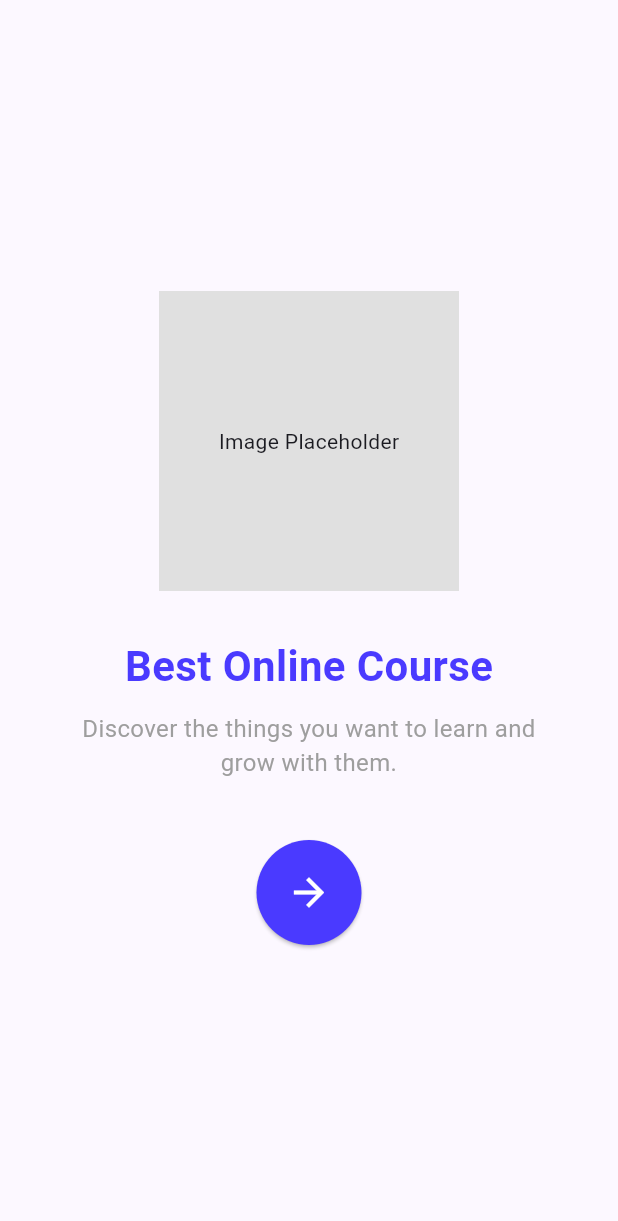
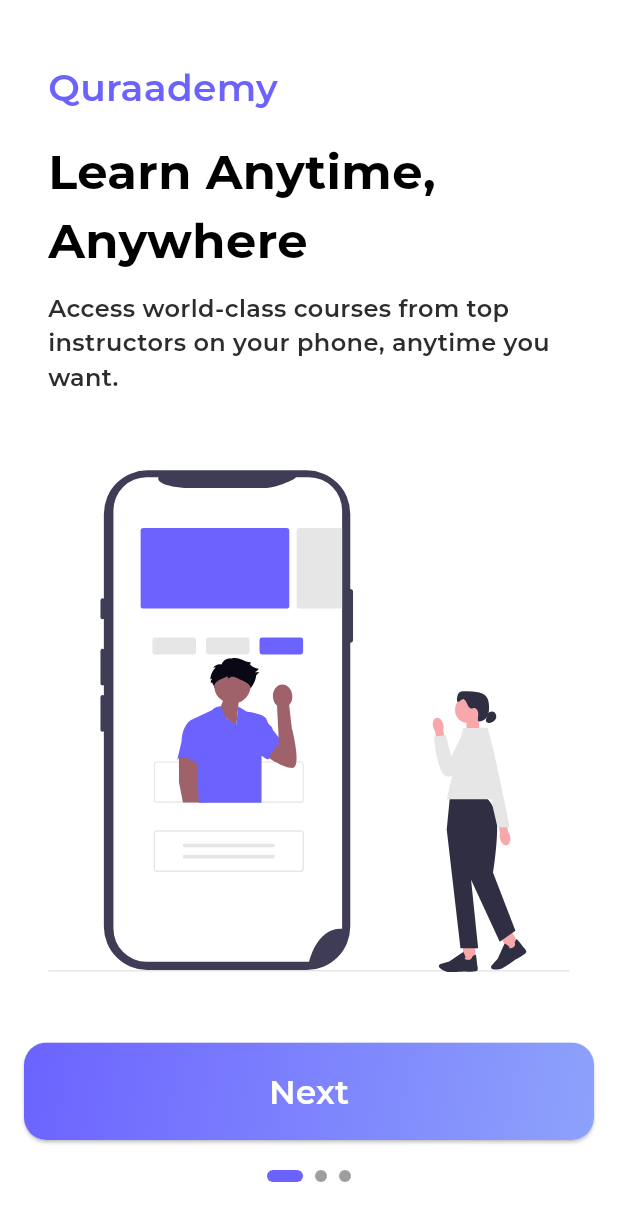
Before and after one commit to fahad-android-dev/qurademy-hybrid, a Flutter app: the screen it shows after launch, on a phone screen of 412 x 824 dp. Shown: the top 1221 px of the screen. Run offline on Flutter 3.47's test engine with Material 3 defaults, Android fonts, the phone set to English and light mode, and no system bars; our stand-ins replace flutter_svg.

Commit message:
onboarding page design

```diff
--- a/qurademy_hybrid/lib/main.dart
+++ b/qurademy_hybrid/lib/main.dart
@@ -1,5 +1,5 @@
 import 'package:flutter/material.dart';
-import 'package:qurademy_hybrid/pages/intro_page.dart';
+import 'package:qurademy_hybrid/pages/onboarding_page.dart';
 
 void main() {
   runApp(const MyApp());
@@ -13,10 +13,12 @@ class MyApp extends StatelessWidget {
     return MaterialApp(
       title: 'Qurademy Hybrid',
       theme: ThemeData(
-        colorScheme: ColorScheme.fromSeed(seedColor: const Color(0xFF4A3AFF)),
+        colorScheme: ColorScheme.fromSeed(
+          seedColor: const Color.fromARGB(255, 52, 51, 53),
+        ),
         useMaterial3: true,
       ),
-      home: const IntroPage(),
+      home: const OnboardingPage(),
     );
   }
 }
--- a/qurademy_hybrid/lib/pages/intro_page.dart
+++ /dev/null
@@ -1,62 +0,0 @@
-import 'package:flutter/material.dart';
-
-class IntroPage extends StatelessWidget {
-  const IntroPage({super.key});
-
-  @override
-  Widget build(BuildContext context) {
-    return Scaffold(
-      body: Center(
-        child: Column(
-          mainAxisAlignment: MainAxisAlignment.center,
-          children: [
-            // Image placeholder
-            Container(
-              width: 200,
-              height: 200,
-              color: Colors.grey[300],
-              child: const Center(child: Text('Image Placeholder')),
-            ),
-            const SizedBox(height: 30),
-            const Text(
-              'Best Online Course',
-              style: TextStyle(
-                fontSize: 28,
-                fontWeight: FontWeight.bold,
-                color: Color(0xFF4A3AFF),
-              ),
-            ),
-            const SizedBox(height: 10),
-            const Padding(
-              padding: EdgeInsets.symmetric(horizontal: 40.0),
-              child: Text(
-                'Discover the things you want to learn and grow with them.',
-                textAlign: TextAlign.center,
-                style: TextStyle(
-                  fontSize: 16,
-                  color: Colors.grey,
-                ),
-              ),
-            ),
-            const SizedBox(height: 40),
-            ElevatedButton(
-              onPressed: () {
-                // TODO: Navigate to next page
-              },
-              style: ElevatedButton.styleFrom(
-                backgroundColor: const Color(0xFF4A3AFF),
-                shape: const CircleBorder(),
-                padding: const EdgeInsets.all(20),
-              ),
-              child: const Icon(
-                Icons.arrow_forward,
-                color: Colors.white,
-                size: 30,
-              ),
-            ),
-          ],
-        ),
-      ),
-    );
-  }
-}
--- /dev/null
+++ b/qurademy_hybrid/lib/pages/onboarding_page.dart
@@ -0,0 +1,172 @@
+import 'package:flutter/material.dart';
+import 'package:qurademy_hybrid/utils/colors.dart';
+import 'dart:ui';
+import 'package:qurademy_hybrid/widgets/onboarding_content.dart';
+
+class OnboardingPage extends StatefulWidget {
+  const OnboardingPage({super.key});
+
+  @override
+  State<OnboardingPage> createState() => _OnboardingPageState();
+}
+
+class _OnboardingPageState extends State<OnboardingPage> {
+  late PageController _pageController;
+  int _pageIndex = 0;
+
+  @override
+  void initState() {
+    super.initState();
+    _pageController = PageController(initialPage: 0);
+  }
+
+  @override
+  void dispose() {
+    _pageController.dispose();
+    super.dispose();
+  }
+
+  @override
+  Widget build(BuildContext context) {
+    return Scaffold(
+      backgroundColor: AppColors.whiteColor,
+      body: SafeArea(
+        child: Padding(
+          padding: const EdgeInsets.all(16.0),
+          child: Column(
+            children: [
+              Expanded(
+                child: PageView(
+                  controller: _pageController,
+                  onPageChanged: (index) {
+                    setState(() {
+                      _pageIndex = index;
+                    });
+                  },
+                  children: const [
+                    OnboardingContent(
+                      image:
+                          'assets/images/onboarding1.svg', // Placeholder, replace with actual image
+                      title: 'Learn Anytime, Anywhere',
+                      description:
+                          'Access world-class courses from top instructors on your phone, anytime you want.',
+                    ),
+                    OnboardingContent(
+                      image:
+                          'assets/images/onboarding1.svg', // Placeholder, replace with actual image
+                      title: 'Courses Tailored \nFor You',
+                      description:
+                          'Pick subjects you love and get personalized recommendations to grow faster.',
+                    ),
+                    OnboardingContent(
+                      image:
+                          'assets/images/onboarding1.svg', // Placeholder, replace with actual image
+                      title: 'Track Your \nProgress',
+                      description:
+                          'Stay motivated by tracking your learning hours, completed lessons, and certificates',
+                    ),
+                  ],
+                ),
+              ),
+              SizedBox(
+                width: double.infinity,
+                height: 65,
+                child: ElevatedButton(
+                  onPressed: () {
+                    if (_pageIndex == 2) {
+                      // Navigate to home page or sign-up
+                      print('Get Started');
+                    } else {
+                      _pageController.nextPage(
+                        duration: const Duration(milliseconds: 300),
+                        curve: Curves.ease,
+                      );
+                    }
+                  },
+                  style:
+                      ElevatedButton.styleFrom(
+                        padding: EdgeInsets
+                            .zero, // Remove default padding to allow gradient
+                        shape: RoundedRectangleBorder(
+                          borderRadius: BorderRadius.circular(
+                            15,
+                          ), // Rounded corners
+                        ),
+                      ).copyWith(
+                        overlayColor: WidgetStateProperty.resolveWith<Color?>((
+                          Set<WidgetState> states,
+                        ) {
+                          if (states.contains(WidgetState.pressed)) {
+                            return Colors.white.withOpacity(
+                              0.2,
+                            ); // Splash effect
+                          }
+                          return null;
+                        }),
+                      ),
+                  child: Ink(
+                    decoration: BoxDecoration(
+                      gradient: const LinearGradient(
+                        colors: [
+                          AppColors.primaryColor,
+                          AppColors.secondaryColor,
+                        ], // Soft gradients
+                        begin: Alignment.topLeft,
+                        end: Alignment.bottomRight,
+                      ),
+                      borderRadius: BorderRadius.circular(15),
+                    ),
+                    child: Container(
+                      alignment: Alignment.center,
+                      height: 65,
+                      child: Text(
+                        _pageIndex == 2 ? 'Get Started' : 'Next',
+                        style: const TextStyle(
+                          color: Colors.white,
+                          fontSize: 22,
+                          fontFamily: "Montserrat",
+                          fontWeight: FontWeight.w600,
+                        ),
+                      ),
+                    ),
+                  ),
+                ),
+              ),
+              const SizedBox(height: 20),
+              Row(
+                mainAxisAlignment: MainAxisAlignment.center,
+                children: List.generate(
+                  3,
+                  (index) => Padding(
+                    padding: const EdgeInsets.symmetric(horizontal: 4.0),
+                    child: DotIndicator(isActive: index == _pageIndex),
+                  ),
+                ),
+              ),
+              const SizedBox(height: 20),
+            ],
+          ),
+        ),
+      ),
+    );
+  }
+}
+
+class DotIndicator extends StatelessWidget {
+  const DotIndicator({super.key, required this.isActive});
+
+  final bool isActive;
+
+  @override
+  Widget build(BuildContext context) {
+    return AnimatedContainer(
+      duration: const Duration(milliseconds: 300),
+      height: 8,
+      width: isActive ? 24 : 8,
+      decoration: BoxDecoration(
+        color: isActive ? AppColors.primaryColor : AppColors.greyColor,
+        borderRadius: const BorderRadius.all(Radius.circular(12)),
+      ),
+    );
+  }
+}
--- /dev/null
+++ b/qurademy_hybrid/lib/utils/colors.dart
@@ -0,0 +1,12 @@
+import 'package:flutter/material.dart';
+
+class AppColors {
+  static const Color primaryColor = Color(0xFF6C63FF);
+  static const Color secondaryColor = Color(0xFF8DA2FB);
+  static const Color textColor = Color(0xFF4A3AFF);
+  static const Color secondaryTextColor = Colors.black;
+  static const Color tertairyTextColor = Color(0xFF2C2C2C);
+  static const Color greyColor = Colors.grey;
+  static const Color whiteColor = Colors.white;
+  static const Color blackTextColor = Colors.black;
+}
--- /dev/null
+++ b/qurademy_hybrid/lib/widgets/onboarding_content.dart
@@ -0,0 +1,70 @@
+import 'package:flutter/material.dart';
+import 'package:qurademy_hybrid/utils/colors.dart';
+import 'package:flutter_svg/flutter_svg.dart';
+
+class OnboardingContent extends StatelessWidget {
+  const OnboardingContent({
+    super.key,
+    required this.image,
+    required this.title,
+    required this.description,
+  });
+
+  final String image;
+  final String title;
+  final String description;
+
+  @override
+  Widget build(BuildContext context) {
+    return Container(
+      padding: const EdgeInsets.symmetric(horizontal: 16, vertical: 24),
+      child: Column(
+        crossAxisAlignment: CrossAxisAlignment.start,
+        children: [
+          Text(
+            'Quraademy',
+            textAlign: TextAlign.left,
+            style: const TextStyle(
+              fontSize: 25,
+              fontFamily: "Montserrat",
+              fontWeight: FontWeight.w600,
+              color: AppColors.primaryColor,
+            ),
+          ),
+
+          const SizedBox(height: 16),
+          Text(
+            title,
+            textAlign: TextAlign.left,
+            style: const TextStyle(
+              fontSize: 32,
+              fontFamily: "Montserrat",
+              fontWeight: FontWeight.w700,
+              color: AppColors.secondaryTextColor,
+            ),
+          ),
+          const SizedBox(height: 10),
+          Text(
+            description,
+            textAlign: TextAlign.left,
+            style: const TextStyle(
+              fontSize: 16,
+              fontFamily: "Montserrat",
+              fontWeight: FontWeight.w600,
+              color: AppColors.tertairyTextColor,
+            ),
+          ),
+          const SizedBox(height: 20),
+          Flexible(
+            flex: 1,
+            child: SvgPicture.asset(
+              image,
+              height: 400, // control height directly
+              fit: BoxFit.contain,
+            ),
+          ),
+        ],
+      ),
+    );
+  }
+}
```
Also changed, not shown: qurademy_hybrid/pubspec.yaml (+17 -3 lines), qurademy_hybrid/assets/fonts/Montserrat-Bold.ttf (added), qurademy_hybrid/assets/fonts/Montserrat-Medium.ttf (added), qurademy_hybrid/assets/fonts/Montserrat-Regular.ttf (added), qurademy_hybrid/assets/fonts/Montserrat-SemiBold.ttf (added), qurademy_hybrid/assets/images/onboarding1.svg (added), qurademy_hybrid/pubspec.lock.
